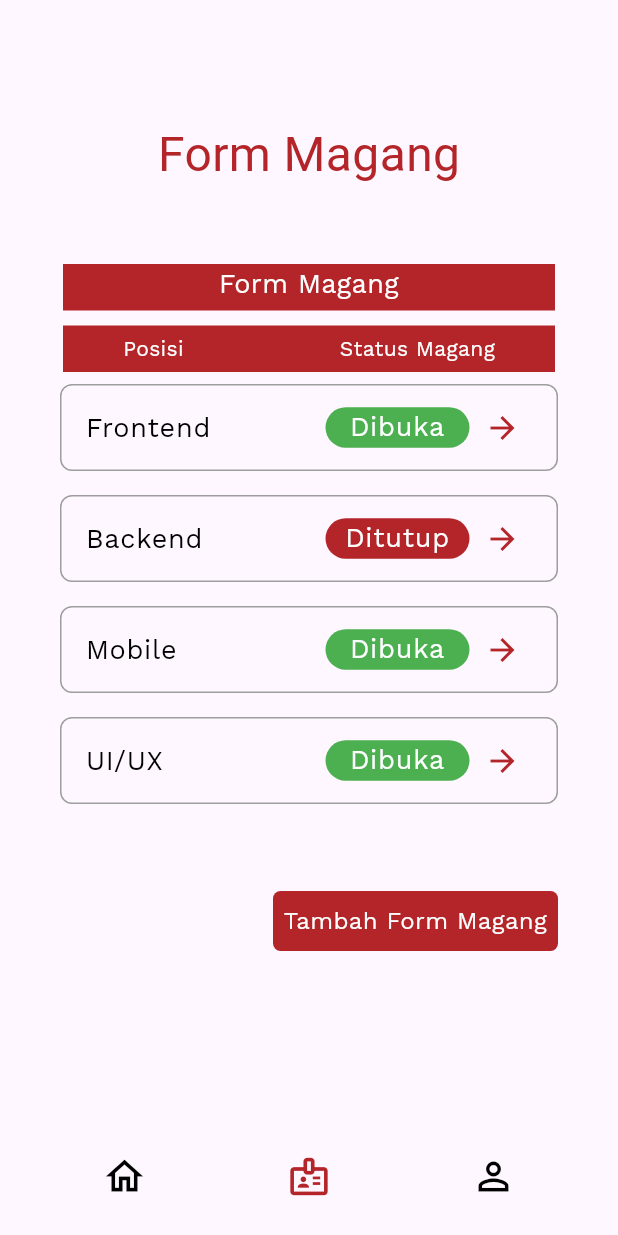
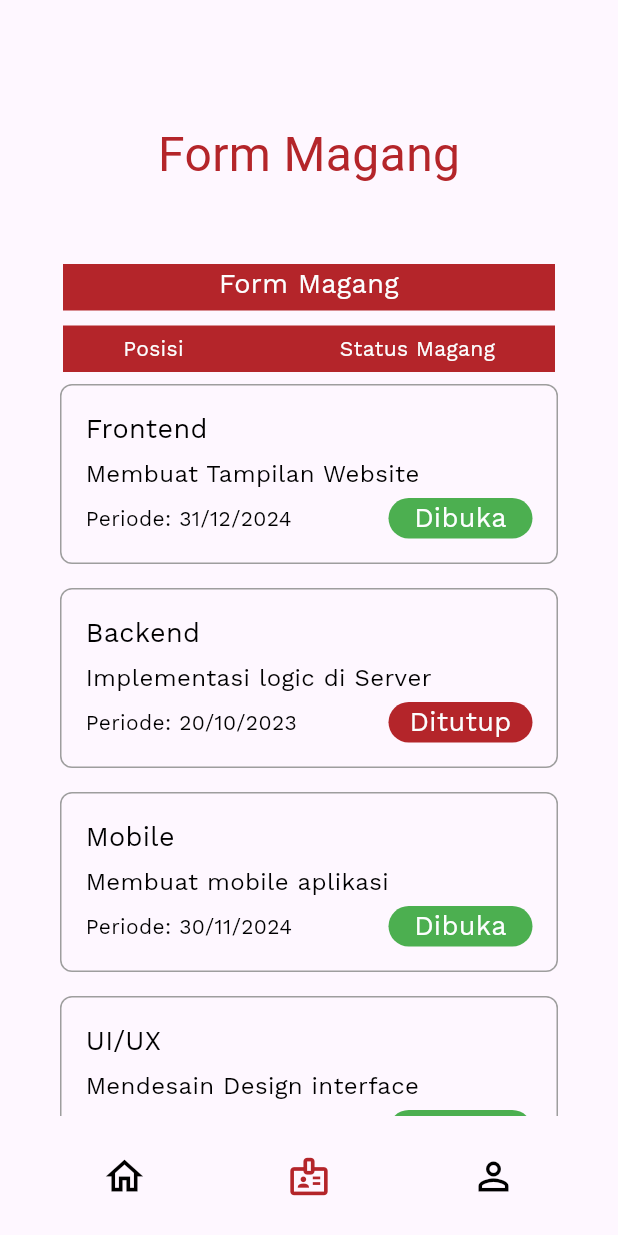
Before and after one commit to yogaekapratama29/kphumic_tel_u_bandung, a Flutter app: the FormMagang screen opened directly, on a phone screen of 412 x 824 dp. Run offline on Flutter 3.47's test engine with Material 3 defaults, Android fonts, the phone set to English and light mode, and no system bars; drawn by our look-alikes of google_nav_bar; our stand-ins replace go_router, google_fonts, smooth_page_indicator.

Commit message:
✨+ new feature

```diff
--- a/lib/pages/dashboard_admin/form_magang.dart
+++ b/lib/pages/dashboard_admin/form_magang.dart
@@ -1,12 +1,12 @@
-// ...imports
 import 'package:flutter/material.dart';
 import 'package:google_nav_bar/google_nav_bar.dart';
+import 'package:intl/intl.dart';
 import 'package:kphumic_tel_u_bandung/pages/dashboard_admin/admin_dashboard.dart';
 import 'package:kphumic_tel_u_bandung/pages/dashboard_admin/profile_admin.dart';
 import 'package:kphumic_tel_u_bandung/pages/dashboard_admin/tambah_form_magang.dart';
 import 'package:kphumic_tel_u_bandung/themes/app_colors.dart';
 import 'package:kphumic_tel_u_bandung/themes/app_fonts.dart';
-import 'package:kphumic_tel_u_bandung/themes/app_themes.extensions.dart'; // import file form magang baru
+import 'package:kphumic_tel_u_bandung/themes/app_themes.extensions.dart';
 
 class FormMagang extends StatefulWidget {
   const FormMagang({super.key});
@@ -16,14 +16,60 @@ class FormMagang extends StatefulWidget {
 }
 
   class _FormMagangState extends State<FormMagang> {
-  final List<Map<String, String>> posisi = [
-    {"name": "Frontend", "status": "Dibuka", "color": "green"},
-    {"name": "Backend", "status": "Ditutup", "color": "red"},
-    {"name": "Mobile", "status": "Dibuka", "color": "green"},
-    {"name": "UI/UX", "status": "Dibuka", "color": "green"},
+  final List<Map<String, dynamic>> posisi = [
+    {
+      "name": "Frontend",
+      "description": "Membuat Tampilan Website",
+      "status": "Dibuka",
+      "color": "green",
+      "endDate": DateTime(2024, 12, 31)
+    },
+    {
+      "name": "Backend",
+      "description": "Implementasi logic di Server",
+      "status": "Ditutup",
+      "color": "red",
+      "endDate": DateTime(2023, 10, 20)
+    },
+    {
+      "name": "Mobile",
+      "description": "Membuat mobile aplikasi",
+      "status": "Dibuka",
+      "color": "green",
+      "endDate": DateTime(2024, 11, 30)
+    },
+    {
+      "name": "UI/UX",
+      "description": "Mendesain Design interface",
+      "status": "Dibuka",
+      "color": "green",
+      "endDate": DateTime(2024, 12, 10)
+    },
   ];
 
   int _selectedIndex = 1;
+
+  @override
+  void initState() {
+    super.initState();
+    _checkStatus();
+  }
+
+  // Fungsi untuk memeriksa tanggal dan memperbarui status
+  void _checkStatus() {
+    DateTime now = DateTime.now();
+    setState(() {
+      for (var item in posisi) {
+        if (item['endDate'].isBefore(now)) {
+          item['status'] = "Ditutup";
+          item['color'] = "red";
+        } else {
+          item['status'] = "Dibuka";
+          item['color'] = "green";
+        }
+      }
+    });
+  }
 
   void _onItemTapped(int index) {
     setState(() {
@@ -48,12 +94,18 @@ class _FormMagangState extends State<FormMagang> {
     }
   }
 
-  // Ganti fungsi ini untuk navigasi ke halaman baru
-  void _navigateToTambahFormMagang() {
-    Navigator.push(
+
+  Future<void> _navigateToTambahFormMagang() async {
+    final result = await Navigator.push(
       context,
       MaterialPageRoute(builder: (context) => TambahFormMagang()),
     );
+
+    if (result != null && result is Map<String, dynamic>) {
+      setState(() {
+        posisi.add(result);
+      });
+    }
   }
 
   @override
@@ -73,7 +125,6 @@ class _FormMagangState extends State<FormMagang> {
       ),
       body: SafeArea(
         child: SingleChildScrollView(
-          scrollDirection: Axis.vertical,
           child: Column(
             children: [
               SizedBox(height: 80),
@@ -112,23 +163,35 @@ class _FormMagangState extends State<FormMagang> {
                 itemBuilder: (context, index) {
                   return Container(
                     margin: EdgeInsets.symmetric(vertical: 8, horizontal: 40),
+                    padding: EdgeInsets.all(16),
                     decoration: BoxDecoration(
                       border: Border.all(color: Colors.grey),
                       borderRadius: BorderRadius.circular(8),
                     ),
-                    child: ListTile(
-                      title: Text(
+                    child: Column(
+                      crossAxisAlignment: CrossAxisAlignment.start,
+                      children: [
+                        Text(
                           posisi[index]["name"] ?? "",
                           style: AppFonts.body2,
                         ),
-                      trailing: Row(
-                        mainAxisSize: MainAxisSize.min,
+                        SizedBox(height: 5),
+                        Text(
+                          posisi[index]["description"] ?? "",
+                          style: AppFonts.body,
+                        ),
+                        SizedBox(height: 5),
+                        Row(
+                          mainAxisAlignment: MainAxisAlignment.spaceBetween,
                           children: [
+                            Text(
+                              "Periode: ${DateFormat('dd/MM/yyyy').format(posisi[index]['endDate'])}",
+                              style: AppFonts.small,
+                            ),
                             Container(
                               width: 96,
                               height: 27,
-                            padding:
-                                EdgeInsets.symmetric(vertical: 0, horizontal: 13),
+                              padding: EdgeInsets.symmetric(horizontal: 13),
                               decoration: BoxDecoration(
                                 color: _getColorStatus(posisi[index]["color"]),
                                 borderRadius: BorderRadius.circular(30),
@@ -139,10 +202,9 @@ class _FormMagangState extends State<FormMagang> {
                                 textAlign: TextAlign.center,
                               ),
                             ),
-                          SizedBox(width: 10),
-                          Icon(Icons.arrow_forward, color: AppColors.primary),
                           ],
                         ),
+                      ],
                     ),
                   );
                 },
@@ -150,7 +212,7 @@ class _FormMagangState extends State<FormMagang> {
               SizedBox(height: 50),
               GestureDetector(
                 onTap: () {
-                  _navigateToTambahFormMagang(); // Pindah ke halaman Tambah Form
+                  _navigateToTambahFormMagang();
                 },
                 child: Padding(
                   padding: const EdgeInsets.only(right: 40),
--- a/lib/pages/edit_profile/profile_form.dart
+++ b/lib/pages/edit_profile/profile_form.dart
@@ -316,8 +316,8 @@ void _showSuccessDialog(BuildContext context) {
                         ScaffoldMessenger.of(context).showSnackBar(
                           SnackBar(
                             content: Text(
-                                "Gagal menyimpan data. Pastikan semua field terisi."),
-                            backgroundColor: Colors.red,
+                                "Gagal menyimpan data. Pastikan semua data terisi"),
+                            backgroundColor: AppColors.primary,
                           ),
                         );
                       } else {
--- a/lib/pages/login_page_admin.dart
+++ b/lib/pages/login_page_admin.dart
@@ -47,7 +47,7 @@ void _submitform() {
 }
   @override
   Widget build(BuildContext context) {
-    return Scaffold(
+    return Scaffold(appBar: AppBar(backgroundColor: AppColors.white,),
       body: SafeArea(
           child: SingleChildScrollView(
         keyboardDismissBehavior: ScrollViewKeyboardDismissBehavior.onDrag,
--- a/lib/pages/login_page_peserta.dart
+++ b/lib/pages/login_page_peserta.dart
@@ -44,7 +44,7 @@ class _LoginPagePesertaState extends State<LoginPagePeserta> {
 
   @override
   Widget build(BuildContext context) {
-    return Scaffold(
+    return Scaffold(appBar: AppBar(backgroundColor: AppColors.white,),
       body: SafeArea(
           child: SingleChildScrollView(
         keyboardDismissBehavior: ScrollViewKeyboardDismissBehavior.onDrag,
--- a/lib/pages/sign_up.dart
+++ b/lib/pages/sign_up.dart
@@ -58,7 +58,7 @@ class _SignUpState extends State<SignUp> {
 
   @override
   Widget build(BuildContext context) {
-    return Scaffold(
+    return Scaffold(appBar: AppBar(backgroundColor: AppColors.white,),
       backgroundColor: AppColors.white,
       body: SafeArea(
           child: SingleChildScrollView(
--- a/pubspec.yaml
+++ b/pubspec.yaml
@@ -34,7 +34,7 @@ dependencies:
   go_router: ^14.2.6
   smooth_page_indicator: ^1.0.0+2
   google_nav_bar: ^5.0.6
-
+  intl: ^0.19.0
   # The following adds the Cupertino Icons font to your application.
   # Use with the CupertinoIcons class for iOS style icons.
   cupertino_icons: ^1.0.6
```
Also changed, not shown: lib/contents/content_magang.dart (+29 -12 lines), lib/pages/dashboard_admin/tambah_form_magang.dart (+123 -17 lines), lib/pages/magang_yang_dibuka/magang_1.dart (+5 -18 lines), lib/pages/penerimaan_magang.dart (+26 -24 lines), assets/gedungTelU.png (added), pubspec.lock. Lines whose indentation alone changed are shown as unchanged.
